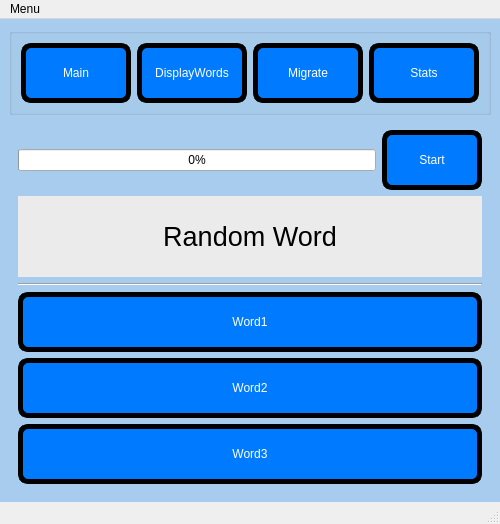
Before: the Qt Designer form interface/main.ui in Krystiankr/PYQT5, drawn with Qt 5.
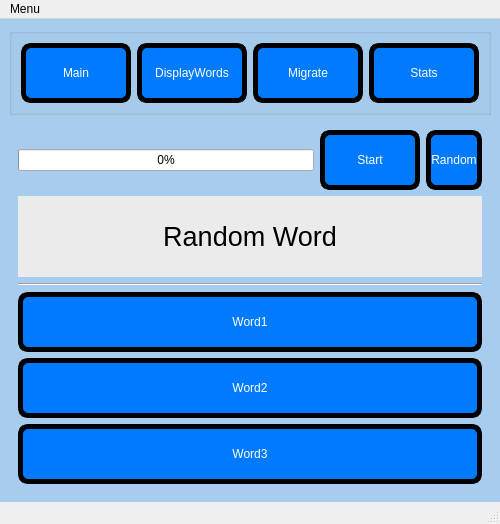
After: the same form once the commit is applied. The open tabs and pages were chosen to show the change.

Commit message: Function with randomize words & New class DataOperations which manage operations with DataFrame

```diff
--- a/interface/main.ui
+++ b/interface/main.ui
@@ -125,6 +125,13 @@
             </property>
            </widget>
           </item>
+          <item>
+           <widget class="QPushButton" name="btnRandom">
+            <property name="text">
+             <string>Random</string>
+            </property>
+           </widget>
+          </item>
          </layout>
         </item>
         <item>
```
Left out of the diff: 2 changed lines with no effect on the pictures. The commit also changes 2 other files.
